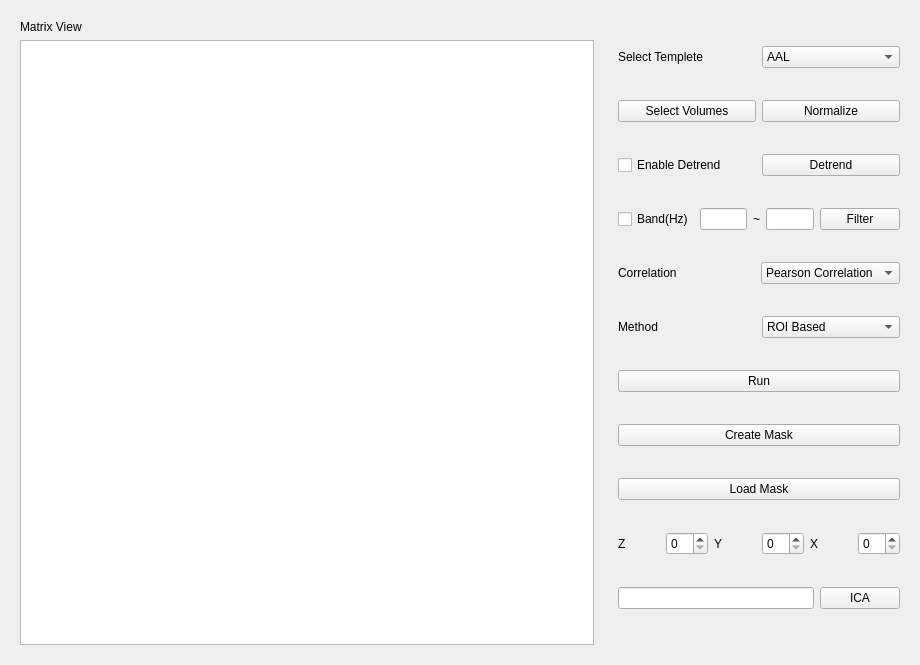
Above: PearsonCorrelation/ROIBasedPanel.ui from Beastmaster/BrainConnectivityDetection before the change. Below: the same form after it.
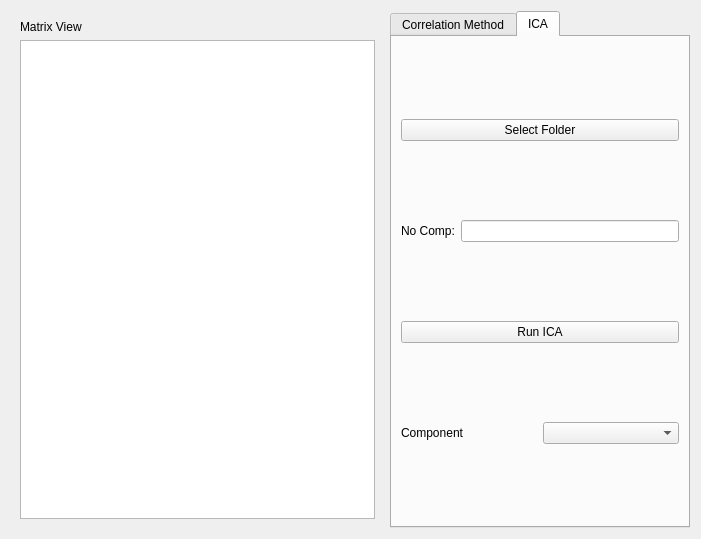
That is the form after the change. The open tabs and pages were chosen to show the change.

Patch:
```diff
--- a/PearsonCorrelation/ROIBasedPanel.ui
+++ b/PearsonCorrelation/ROIBasedPanel.ui
@@ -6,14 +6,14 @@
    <rect>
     <x>0</x>
     <y>0</y>
-    <width>920</width>
-    <height>665</height>
+    <width>701</width>
+    <height>539</height>
    </rect>
   </property>
   <property name="windowTitle">
    <string>Seed Based Method</string>
   </property>
-  <layout class="QHBoxLayout" name="horizontalLayout_11">
+  <layout class="QHBoxLayout" name="horizontalLayout_13">
    <item>
     <widget class="QWidget" name="verticalWidget" native="true">
      <property name="maximumSize">
@@ -37,13 +37,20 @@
     </widget>
    </item>
    <item>
-    <widget class="QWidget" name="verticalWidget" native="true">
+    <widget class="QTabWidget" name="verticalTabWidget">
      <property name="maximumSize">
       <size>
        <width>300</width>
        <height>16777215</height>
       </size>
      </property>
+     <property name="currentIndex">
+      <number>0</number>
+     </property>
+     <widget class="QWidget" name="TabWidgetPage1">
+      <attribute name="title">
+       <string>Correlation Method</string>
+      </attribute>
      <layout class="QVBoxLayout" name="verticalLayout_2">
       <item>
        <layout class="QHBoxLayout" name="horizontalLayout">
@@ -257,21 +264,57 @@
         </item>
        </layout>
       </item>
+      </layout>
+     </widget>
+     <widget class="QWidget" name="TabWidgetPage2">
+      <attribute name="title">
+       <string>ICA</string>
+      </attribute>
+      <layout class="QVBoxLayout" name="verticalLayout_3">
+       <item>
+        <widget class="QPushButton" name="sel_folder_Btn">
+         <property name="text">
+          <string>Select Folder</string>
+         </property>
+        </widget>
+       </item>
       <item>
        <layout class="QHBoxLayout" name="horizontalLayout_12">
+         <item>
+          <widget class="QLabel" name="label_9">
+           <property name="text">
+            <string>No Comp:</string>
+           </property>
+          </widget>
+         </item>
         <item>
          <widget class="QLineEdit" name="in_num_Compc"/>
         </item>
+        </layout>
+       </item>
         <item>
          <widget class="QPushButton" name="ica_test_Btn">
           <property name="text">
-           <string>ICA</string>
+          <string>Run ICA</string>
           </property>
          </widget>
         </item>
+       <item>
+        <layout class="QHBoxLayout" name="horizontalLayout_11">
+         <item>
+          <widget class="QLabel" name="label_10">
+           <property name="text">
+            <string>Component</string>
+           </property>
+          </widget>
+         </item>
+         <item>
+          <widget class="QComboBox" name="comboBox"/>
+         </item>
        </layout>
       </item>
      </layout>
+     </widget>
     </widget>
    </item>
   </layout>
```
Left out of the diff: 2 changed lines with no effect on the pictures. Lines whose indentation alone changed are shown as unchanged.
